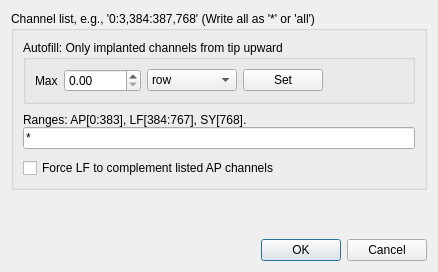
The window that Forms/IMSaveChansDlg.ui (billkarsh/SpikeGLX) describes before a commit, drawn with Qt 5.
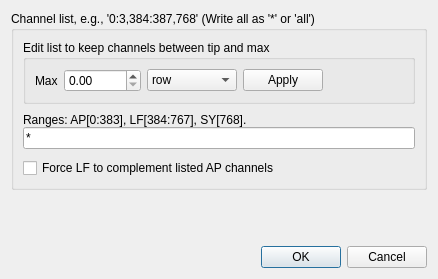
The same window after the commit.

Commit message: SaveChannels::MaxRow edits list

The edit to the form file:
```diff
--- a/Forms/IMSaveChansDlg.ui
+++ b/Forms/IMSaveChansDlg.ui
@@ -7,7 +7,7 @@
     <x>0</x>
     <y>0</y>
     <width>438</width>
-    <height>272</height>
+    <height>279</height>
    </rect>
   </property>
   <property name="windowTitle">
@@ -42,7 +42,7 @@
       <item row="1" column="0">
        <widget class="QGroupBox" name="groupBox">
         <property name="title">
-         <string>Autofill: Only implanted channels from tip upward</string>
+         <string>Edit list to keep channels between tip and max</string>
         </property>
         <layout class="QGridLayout" name="gridLayout">
          <item row="0" column="0">
@@ -79,7 +79,7 @@
          <item row="0" column="3">
           <widget class="QPushButton" name="setBut">
            <property name="text">
-            <string>Set</string>
+            <string>Apply</string>
            </property>
           </widget>
          </item>
```
Left out of the diff: 14 changed lines with no effect on the pictures. The commit also changes 3 other files.
